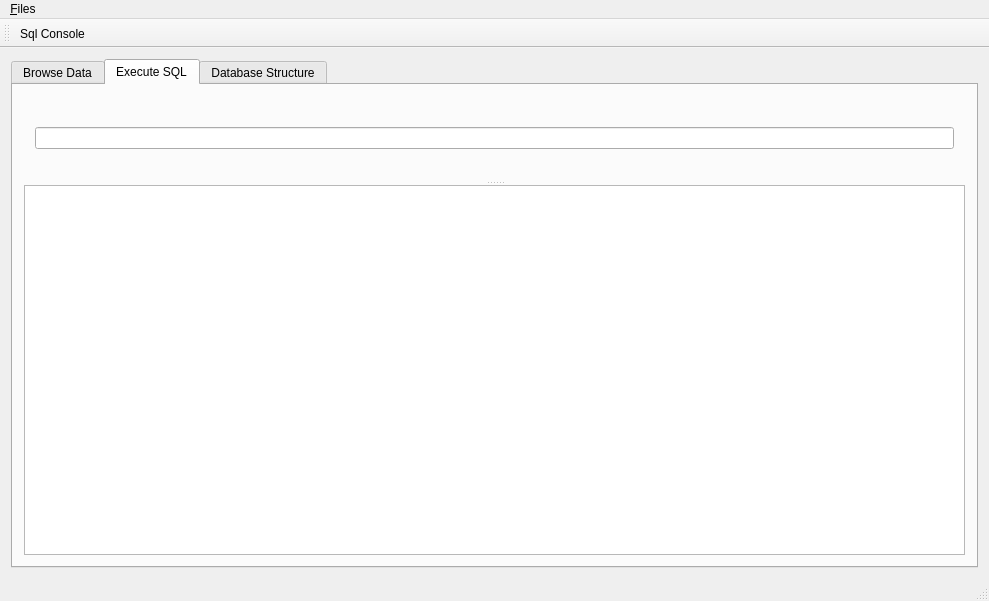
Above: src/MainWindow.ui from mowijo/BinOculars before the change. Below: the same form after it.
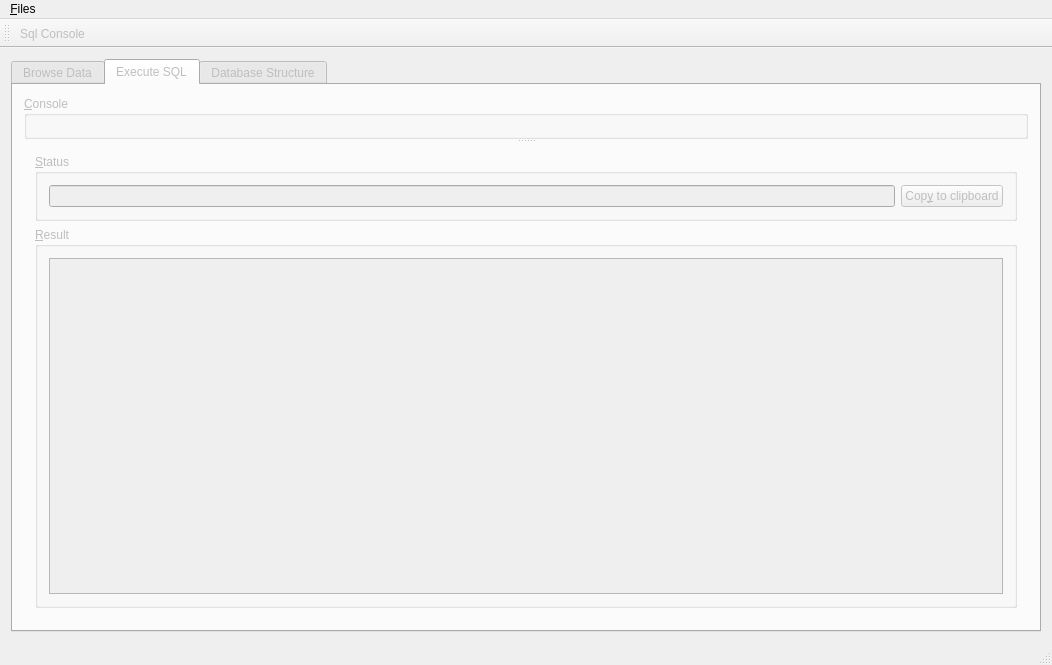
That is the form after the change. The open tabs and pages were chosen to show the change.

What changed in the file:
```diff
--- a/src/MainWindow.ui
+++ b/src/MainWindow.ui
@@ -6,8 +6,8 @@
    <rect>
     <x>0</x>
     <y>0</y>
-    <width>989</width>
-    <height>601</height>
+    <width>1052</width>
+    <height>665</height>
    </rect>
   </property>
   <property name="windowTitle">
@@ -17,6 +17,9 @@
    <layout class="QVBoxLayout" name="verticalLayout_2">
     <item>
      <widget class="QTabWidget" name="tabpane">
+      <property name="enabled">
+       <bool>false</bool>
+      </property>
       <property name="currentIndex">
        <number>1</number>
       </property>
@@ -25,24 +28,67 @@
         <string>Browse Data</string>
        </attribute>
       </widget>
-      <widget class="QWidget" name="tab_3">
+      <widget class="QWidget" name="consoletab">
+       <property name="enabled">
+        <bool>false</bool>
+       </property>
        <attribute name="title">
         <string>Execute SQL</string>
        </attribute>
-       <layout class="QVBoxLayout" name="verticalLayout_4">
+       <layout class="QVBoxLayout" name="verticalLayout_5">
         <item>
          <widget class="QSplitter" name="splitter">
           <property name="orientation">
            <enum>Qt::Vertical</enum>
           </property>
+          <widget class="QGroupBox" name="consolegroupbox">
+           <property name="title">
+            <string>&amp;Console</string>
+           </property>
+          </widget>
           <widget class="QWidget" name="layoutWidget">
-           <layout class="QVBoxLayout" name="sqlconsolelayout">
+           <layout class="QVBoxLayout" name="verticalLayout_4">
             <item>
-             <widget class="QLineEdit" name="status"/>
+             <widget class="QGroupBox" name="groupBox_2">
+              <property name="title">
+               <string>&amp;Status</string>
+              </property>
+              <layout class="QHBoxLayout" name="horizontalLayout">
+               <item>
+                <widget class="QLineEdit" name="status">
+                 <property name="enabled">
+                  <bool>false</bool>
+                 </property>
+                </widget>
+               </item>
+               <item>
+                <widget class="QPushButton" name="pushButton">
+                 <property name="text">
+                  <string>Cop&amp;y to clipboard</string>
+                 </property>
+                </widget>
+               </item>
+              </layout>
+             </widget>
+            </item>
+            <item>
+             <widget class="QGroupBox" name="groupBox">
+              <property name="title">
+               <string>&amp;Result</string>
+              </property>
+              <layout class="QVBoxLayout" name="verticalLayout_3">
+               <item>
+                <widget class="QTableView" name="result">
+                 <property name="enabled">
+                  <bool>false</bool>
+                 </property>
+                </widget>
+               </item>
+              </layout>
+             </widget>
             </item>
            </layout>
           </widget>
-          <widget class="QTableView" name="resule"/>
          </widget>
         </item>
        </layout>
@@ -66,7 +112,7 @@
     <rect>
      <x>0</x>
      <y>0</y>
-     <width>989</width>
+     <width>1052</width>
      <height>18</height>
     </rect>
    </property>
@@ -131,6 +177,9 @@
    </property>
   </action>
   <action name="actionSql_Console">
+   <property name="enabled">
+    <bool>false</bool>
+   </property>
    <property name="text">
     <string>Sql Console</string>
    </property>
```
Left out of the diff: 4 changed lines with no effect on the pictures.
